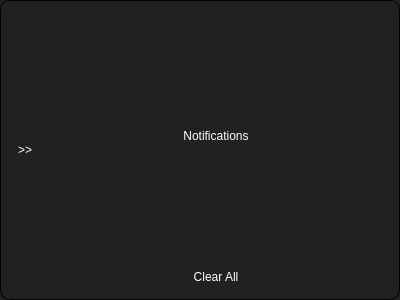
Qt form notipanel.ui (rdiaz002/MessageRelay-Software) before a commit.
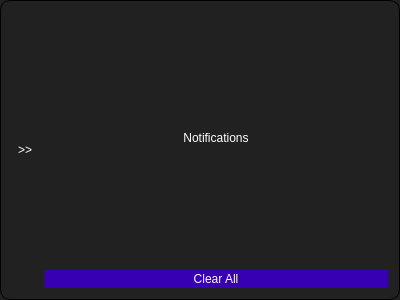
The same form after that commit.

Commit message: Added StyleSheet for messagewindow and changed some styles on notification panel.

The edit to the form file:
```diff
--- a/notipanel.ui
+++ b/notipanel.ui
@@ -21,6 +21,13 @@
 
 QFrame#NotiPanel {
 border: 1px solid black;border-radius: 10px;
+}
+
+QPushButton#pushButton_2{
+background-color:#3700B3;
+color:White;
+border-radius: 2px;
+border:2px solid #3700B3
 }</string>
   </property>
   <layout class="QHBoxLayout" name="horizontalLayout">
@@ -68,7 +75,7 @@
           <x>0</x>
           <y>0</y>
           <width>344</width>
-          <height>249</height>
+          <height>254</height>
          </rect>
         </property>
         <layout class="QVBoxLayout" name="verticalLayout_2">
@@ -101,6 +108,9 @@
      </item>
      <item>
       <widget class="QPushButton" name="pushButton_2">
+       <property name="autoFillBackground">
+        <bool>false</bool>
+       </property>
        <property name="text">
         <string>Clear All</string>
        </property>
```
The commit also changes 3 other files.
